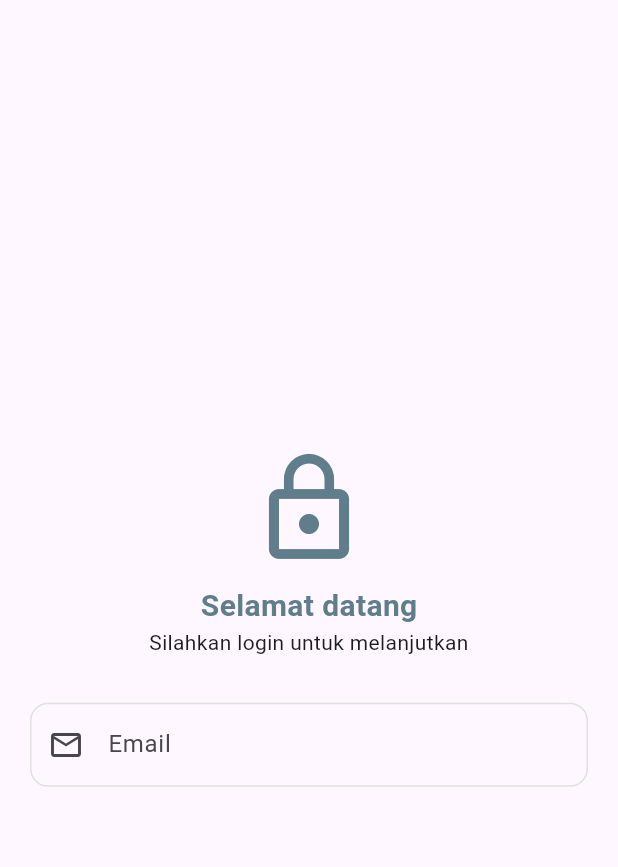
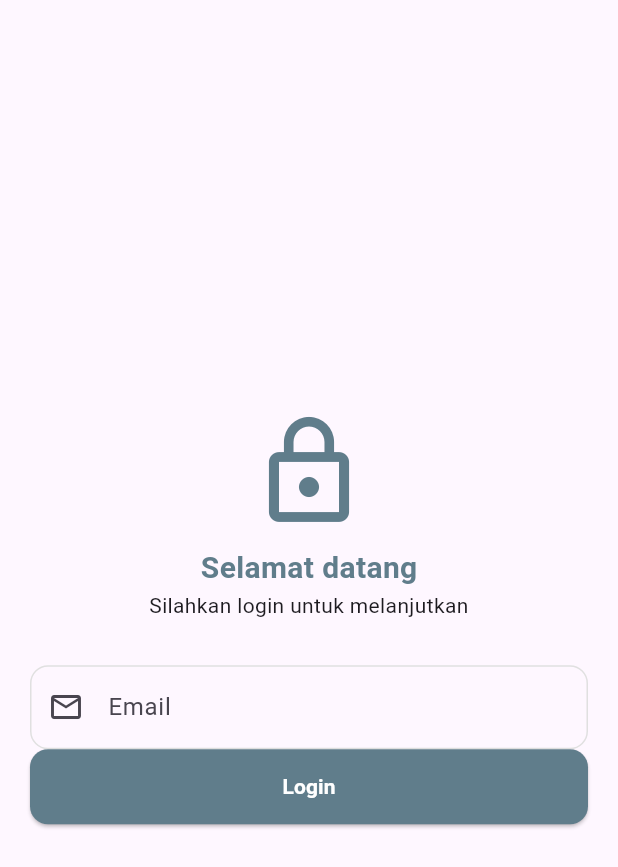
Before and after one commit to adityaaji03/-KB1179-1123150023-uts-, a Flutter app: the SplashScreen3 screen opened directly, after a tap on "Continue", on a phone screen of 412 x 824 dp. Shown: the top 867 px of the screen. Run offline on Flutter 3.47's test engine with Material 3 defaults, Android fonts, the light colour scheme and no system bars.

Commit message:
menambahkan fitur  login

```diff
--- a/lib/screens/login.dart
+++ b/lib/screens/login.dart
@@ -18,7 +18,7 @@ class Login extends StatelessWidget {
               padding: const EdgeInsets.all(20),
               child: Column(
                 mainAxisAlignment: MainAxisAlignment.center,
-              children:  [
+                children: [
                   Icon(Icons.lock_outline, size: 80, color: Colors.blueGrey),
                   SizedBox(height: 10),
                   Text(
@@ -58,12 +58,34 @@ class Login extends StatelessWidget {
                       ),
                     ),
                   ),
+
+                  // === login ===
+                  SizedBox(
+                    width: double.infinity,
+                    height: 50,
+                    child: ElevatedButton(
+                      onPressed: () {},
+                      style: ElevatedButton.styleFrom(
+                        backgroundColor: Colors.blueGrey,
+                        shape: RoundedRectangleBorder(
+                          borderRadius: BorderRadius.circular(12),
+                        ),
+                      ),
+                      child: const Text(
+                        "Login",
+                        style: TextStyle(
+                          fontWeight: FontWeight.bold,
+                          color: Colors.white,
+                        ),
+                      ),
+                    ),
+                  ),
                 ],
               ),
             ),
-        )
           ),
-      )
+        ),
+      ),
     );
   }
 }
```
Lines whose indentation alone changed are shown as unchanged.
